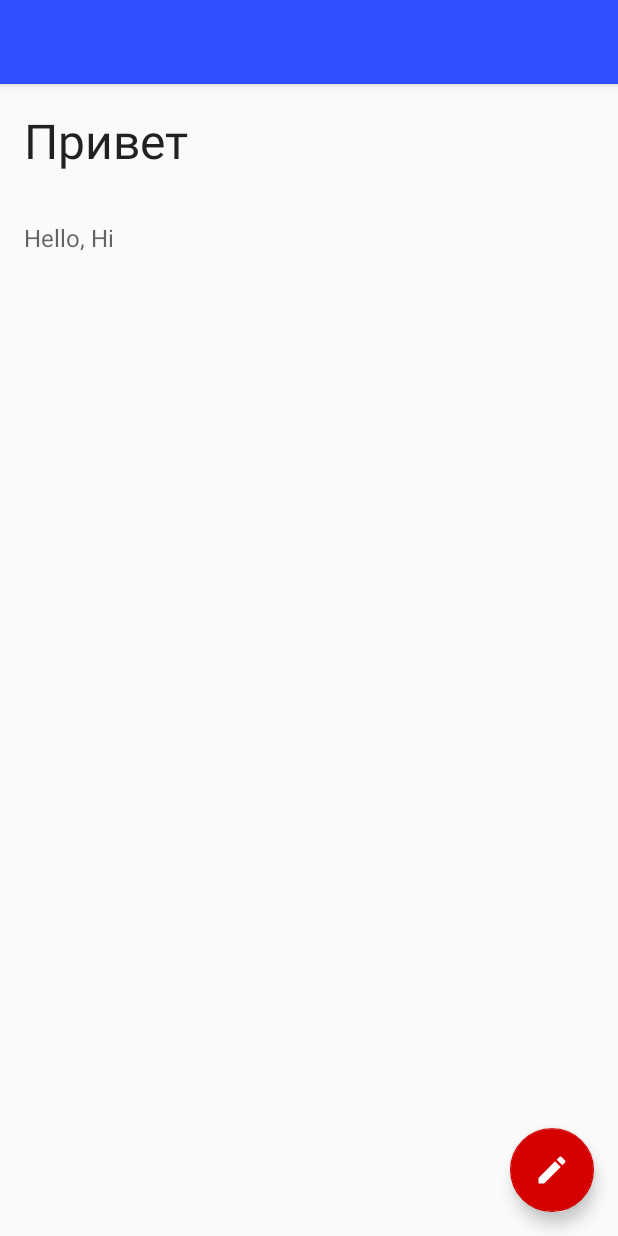
After one commit to rafaelph/Russian-Word-Helper, an Android app: the layout activity_word_detail.xml on its own in the app's theme, with its tools: preview values and no code run, on a phone screen of 412 x 824 dp. The commit adds this screen. Run offline under Robolectric (Android 15) with nearby library versions, the phone set to English and light mode, and no system bars.

Commit message:
Add details screen

```diff
--- a/app/src/main/java/com/rafelds/russianhelper/MainActivityView.kt
+++ b/app/src/main/java/com/rafelds/russianhelper/MainActivityView.kt
@@ -7,4 +7,5 @@ interface MainActivityView {
     fun updateWordList(results: ArrayList<RussianWord>)
     fun insertWord(word: RussianWord)
     fun deleteWord(id: String)
+    fun openDetailsScreen(russianWord: RussianWord)
 }
--- a/app/src/main/java/com/rafelds/russianhelper/RussianWord.kt
+++ b/app/src/main/java/com/rafelds/russianhelper/RussianWord.kt
@@ -1,3 +1,5 @@
 package com.rafelds.russianhelper
 
-data class RussianWord(val id: String, val russianWord: String, val description: String)
+import java.io.Serializable
+
+data class RussianWord(val id: String, val russianWord: String, val description: String) : Serializable
--- a/app/src/main/java/com/rafelds/russianhelper/WordAdapter.kt
+++ b/app/src/main/java/com/rafelds/russianhelper/WordAdapter.kt
@@ -6,7 +6,8 @@ import android.view.ViewGroup
 
 class WordAdapter : RecyclerView.Adapter<WordViewHolder>() {
 
-    var longClickListener: (id: String) -> Boolean = { false }
+    var longClickListener: (russianWord: RussianWord) -> Boolean = { false }
+    var clickListener: (russianWord: RussianWord) -> Unit = {}
 
     var words: ArrayList<RussianWord> = arrayListOf()
         set(value) {
@@ -24,6 +25,7 @@ class WordAdapter : RecyclerView.Adapter<WordViewHolder>() {
     override fun onBindViewHolder(viewHolder: WordViewHolder, index: Int) {
         viewHolder.setViewDetails(words[index])
         viewHolder.setLongClickListener(longClickListener)
+        viewHolder.setClickListener(clickListener)
     }
 
     fun addItem(word: RussianWord) {
--- a/app/src/main/java/com/rafelds/russianhelper/di/AppComponent.kt
+++ b/app/src/main/java/com/rafelds/russianhelper/di/AppComponent.kt
@@ -1,6 +1,7 @@
 package com.rafelds.russianhelper.di
 
 import com.rafelds.russianhelper.MainActivity
+import com.rafelds.russianhelper.details.WordDetailActivity
 import dagger.Component
 import javax.inject.Singleton
 
@@ -8,4 +9,5 @@ import javax.inject.Singleton
 @Component(modules = [AppModule::class])
 interface AppComponent {
     fun inject(mainActivity: MainActivity)
+    fun inject(wordDetailActivity: WordDetailActivity)
 }
--- /dev/null
+++ b/app/src/main/res/drawable/ic_edit_white_24dp.xml
@@ -0,0 +1,6 @@
+<vector xmlns:android="http://schemas.android.com/apk/res/android" android:height="24dp"
+        android:tint="#FFFFFF" android:viewportHeight="24.0"
+        android:viewportWidth="24.0" android:width="24dp">
+    <path android:fillColor="#FF000000"
+          android:pathData="M3,17.25V21h3.75L17.81,9.94l-3.75,-3.75L3,17.25zM20.71,7.04c0.39,-0.39 0.39,-1.02 0,-1.41l-2.34,-2.34c-0.39,-0.39 -1.02,-0.39 -1.41,0l-1.83,1.83 3.75,3.75 1.83,-1.83z"/>
+</vector>
--- /dev/null
+++ b/app/src/main/res/layout/activity_word_detail.xml
@@ -0,0 +1,54 @@
+<?xml version="1.0" encoding="utf-8"?>
+<android.support.constraint.ConstraintLayout
+        xmlns:android="http://schemas.android.com/apk/res/android"
+        xmlns:app="http://schemas.android.com/apk/res-auto"
+        xmlns:tools="http://schemas.android.com/tools"
+        tools:context=".details.WordDetailActivity"
+        android:layout_width="match_parent"
+        android:layout_height="match_parent">
+
+    <android.support.design.widget.AppBarLayout
+            android:id="@+id/activity_word_detail_toolbar_container"
+            android:layout_height="wrap_content"
+            android:layout_width="match_parent"
+            android:theme="@style/AppTheme.AppBarOverlay">
+
+        <android.support.v7.widget.Toolbar
+                android:id="@+id/activity_word_detail_toolbar"
+                android:layout_width="match_parent"
+                android:layout_height="?attr/actionBarSize"
+                android:background="?attr/colorPrimary"
+                app:popupTheme="@style/AppTheme.PopupOverlay"/>
+
+    </android.support.design.widget.AppBarLayout>
+
+    <TextView
+            android:id="@+id/activity_word_detail_word_title"
+            app:layout_constraintTop_toBottomOf="@id/activity_word_detail_toolbar_container"
+            android:layout_width="match_parent"
+            android:layout_height="wrap_content"
+            android:padding="16dp"
+            android:textSize="32sp"
+            tools:text="Привет"
+            style="@style/TextAppearance.AppCompat.Headline"/>
+
+    <TextView
+            android:id="@+id/activity_word_detail_description"
+            app:layout_constraintTop_toBottomOf="@id/activity_word_detail_word_title"
+            android:layout_width="match_parent"
+            android:layout_height="wrap_content"
+            android:padding="16dp"
+            android:textSize="16sp"
+            tools:text="Hello, Hi"
+            style="@style/TextAppearance.AppCompat.Caption"/>
+
+    <android.support.design.widget.FloatingActionButton
+            android:id="@+id/activity_word_detail_fab"
+            app:layout_constraintEnd_toEndOf="parent"
+            app:layout_constraintBottom_toBottomOf="parent"
+            android:layout_width="wrap_content"
+            android:layout_height="wrap_content"
+            android:layout_margin="@dimen/fab_margin"
+            app:srcCompat="@drawable/ic_edit_white_24dp"/>
+
+</android.support.constraint.ConstraintLayout>
```
Also changed, not shown: app/src/main/AndroidManifest.xml (+11 -1 lines), app/src/main/java/com/rafelds/russianhelper/MainActivity.kt (+10 -2 lines), app/src/main/java/com/rafelds/russianhelper/MainActivityPresenter.kt (+7 -3 lines), app/src/main/java/com/rafelds/russianhelper/WordViewHolder.kt (+9 -3 lines), app/src/main/java/com/rafelds/russianhelper/details/WordDetailActivity.kt (added, +38 -0 lines), app/src/main/java/com/rafelds/russianhelper/details/WordDetailActivityPresenter.kt (added, +12 -0 lines), app/src/main/java/com/rafelds/russianhelper/details/WordDetailActivityView.kt (added, +7 -0 lines).
